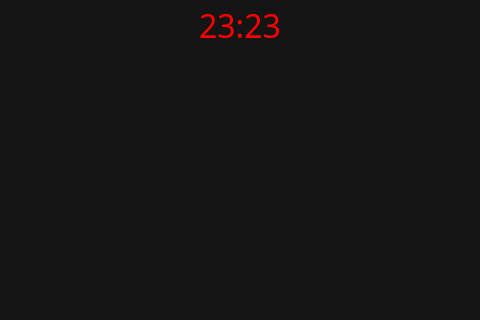
Old version of the form GUI_WIDGETS/Central/central.ui in the repository PortiESP/PortiOS; both pictures show x 160 to 640 and y 0 to 320 of the 800 by 480 pixel window.
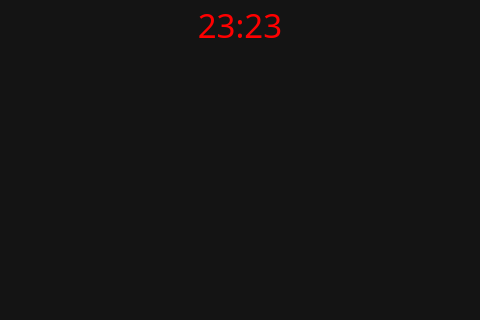
New version of the form. Icons and pictures are not drawn.

```diff
--- a/GUI_WIDGETS/Central/central.ui
+++ b/GUI_WIDGETS/Central/central.ui
@@ -132,7 +132,10 @@
      <property name="font">
       <font>
        <family>Bahnschrift Light Condensed</family>
-       <pointsize>24</pointsize>
+       <pointsize>25</pointsize>
+       <weight>50</weight>
+       <italic>false</italic>
+       <bold>false</bold>
       </font>
      </property>
      <property name="styleSheet">
```
